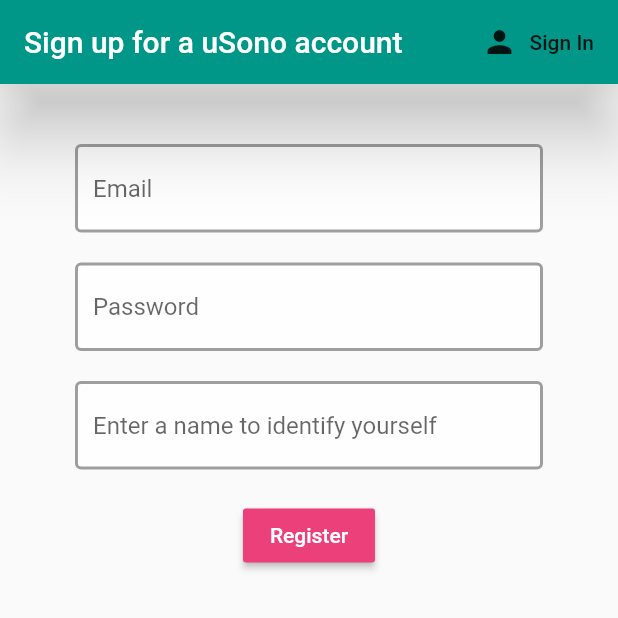
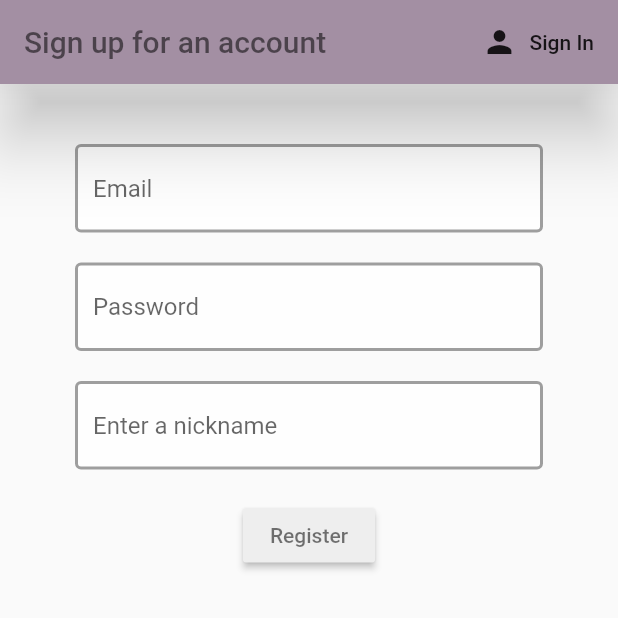
Before and after one commit to CSmortal/uSono, a Flutter app: the screen it shows after launch, after a tap on "No account? Register here!", on a phone screen of 412 x 824 dp, the top half of it. Run offline on Flutter 3.47's test engine with Material 2 defaults, Android fonts, the phone set to English and light mode, and no system bars; our stand-ins replace cloud_firestore, firebase_auth, flutter_spinkit, geolocator, hexcolor, rxdart; missing offline and left inert: geoflutterfire; accounts and stored records are empty.

Commit message:
aesthetics completely done

```diff
--- a/lib/Pages/Register.dart
+++ b/lib/Pages/Register.dart
@@ -1,6 +1,7 @@
 import 'package:flutter/material.dart';
 import 'package:flutter/services.dart';
 import 'package:flutter/cupertino.dart';
+import 'package:hexcolor/hexcolor.dart';
 import 'package:orbital_2020_usono_my_ver/Services/auth.dart';
 import 'package:orbital_2020_usono_my_ver/Shared/constants.dart';
 
@@ -38,8 +39,13 @@ class _RegisterState extends State<Register> {
             ),
             child: Scaffold(
               appBar: AppBar(
+                backgroundColor: Hexcolor('#A38FA3'),
                 elevation: 20.0,
-                title: Text('Sign up for a uSono account'),
+                title: Text('Sign up for an account',
+                    style: TextStyle(
+                      fontWeight: FontWeight.w500,
+                      color: Colors.black54,
+                    )),
                 actions: [
                   // this property is the list of widgets to display in a row AFTER the Title widget in AppBarj
                   FlatButton.icon(
@@ -83,7 +89,7 @@ class _RegisterState extends State<Register> {
                       SizedBox(height: 20),
                       TextFormField(
                           decoration: textInputDecoration.copyWith(
-                              hintText: 'Enter a name to identify yourself'),
+                              hintText: 'Enter a nickname'),
                           validator: (val) => val.length < 3
                               ? 'Please enter a name at least 3 characters long'
                               : null,
@@ -94,9 +100,9 @@ class _RegisterState extends State<Register> {
                           }),
                       SizedBox(height: 20),
                       RaisedButton(
-                          color: Colors.pink[400],
+                          color: Colors.grey[200],
                           child: Text('Register',
-                              style: TextStyle(color: Colors.white)),
+                              style: TextStyle(color: Colors.black54)),
                           onPressed: () async {
                             if (_formKey.currentState.validate()) {
                               // validates form based on form's state, using the validator properties in each FormField
--- a/lib/Shared/constants.dart
+++ b/lib/Shared/constants.dart
@@ -1,5 +1,6 @@
 import 'package:flutter/material.dart';
 import 'package:flutter_spinkit/flutter_spinkit.dart';
+import 'package:hexcolor/hexcolor.dart';
 
 const textInputDecoration = InputDecoration(
   fillColor: Colors.white70,
@@ -18,10 +19,10 @@ class Loading extends StatelessWidget {
   @override
   Widget build(BuildContext context) {
     return Container(
-      color: Colors.blueGrey[200],
+      color: Colors.white,
       child: Center(
         child: SpinKitChasingDots(
-          color: Colors.blueGrey[700],
+          color: Hexcolor('#A593B4'),
           size: 50.0,
         ),
       ),
```
